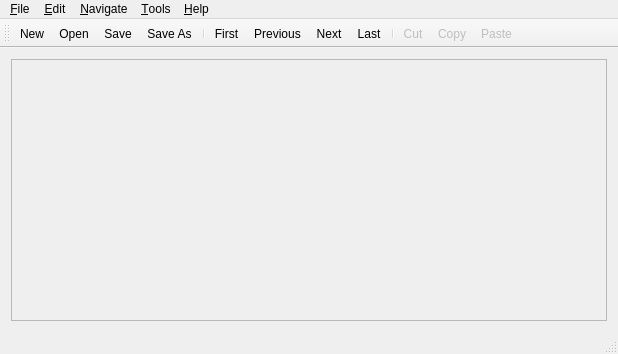
The window that kcsvedmain.ui (wd5gnr/kcsved) describes before a commit, drawn with Qt 5.
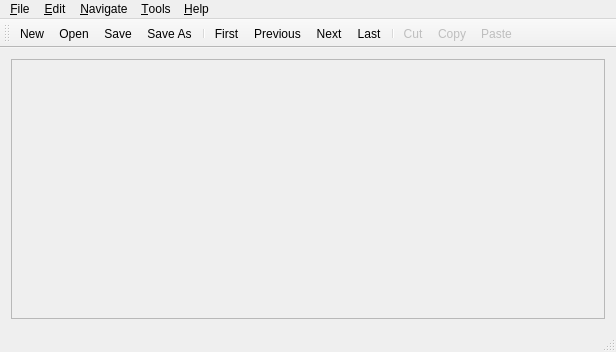
The same window after the commit. Icons and pictures are not drawn.

The edit to the form file:
```diff
--- a/kcsvedmain.ui
+++ b/kcsvedmain.ui
@@ -7,8 +7,8 @@
    <rect>
     <x>0</x>
     <y>0</y>
-    <width>618</width>
-    <height>354</height>
+    <width>616</width>
+    <height>352</height>
    </rect>
   </property>
   <property name="windowTitle">
@@ -30,8 +30,8 @@
         <rect>
          <x>0</x>
          <y>0</y>
-         <width>602</width>
-         <height>254</height>
+         <width>600</width>
+         <height>252</height>
         </rect>
        </property>
        <layout class="QGridLayout" name="gridLayout_2">
@@ -57,7 +57,7 @@
     <rect>
      <x>0</x>
      <y>0</y>
-     <width>618</width>
+     <width>616</width>
      <height>21</height>
     </rect>
    </property>
```
Left out of the diff: 12 changed lines with no effect on the pictures.
